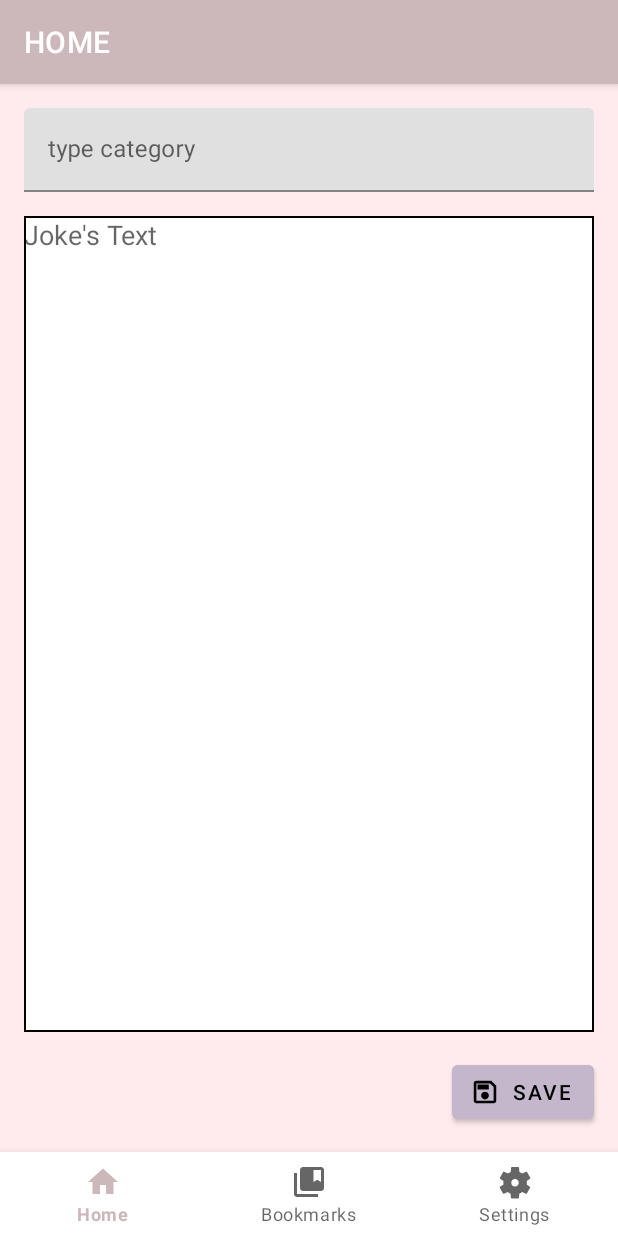
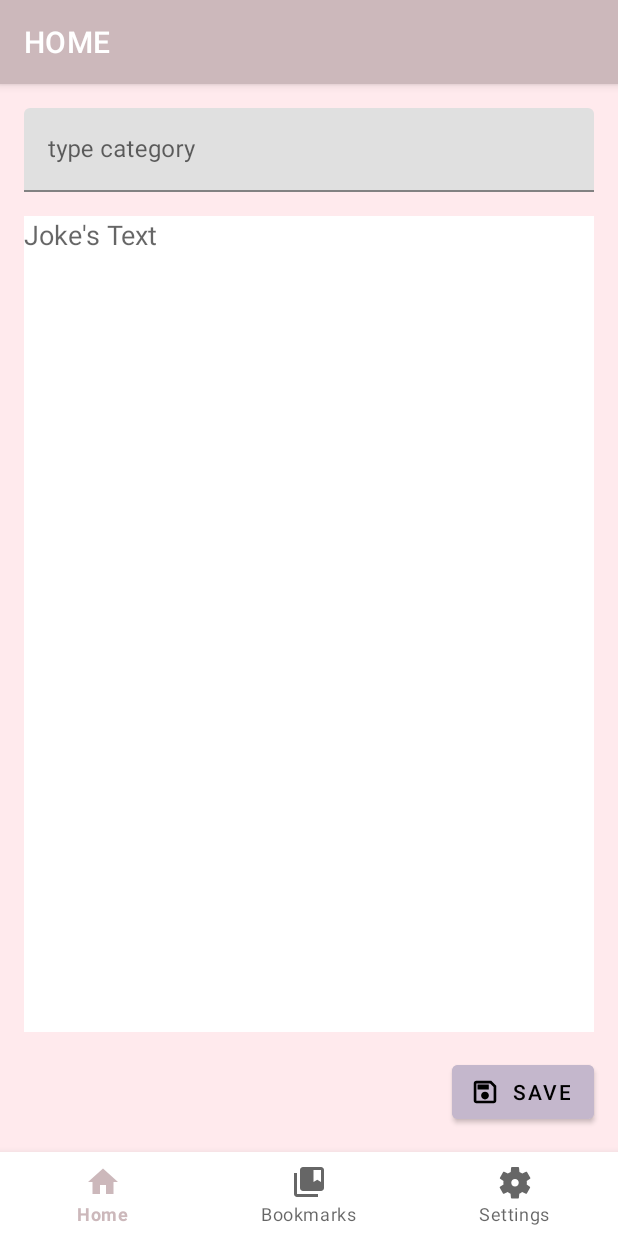
Before and after one commit to DmitryKucherenko/rs.android.final_task, an Android app: the fragment AddFragment placed in its activity, on a phone screen of 412 x 824 dp. Run offline under Robolectric (Android 15) with nearby library versions, the phone set to English and light mode, and no system bars; our stand-ins replace Dagger/Hilt's generated code, navigation-ui, paging; 3 statements that could not run were skipped.

Commit message:
fix: text color in add fragment for dark theme

```diff
--- a/app/src/main/res/layout/add_fragment.xml
+++ b/app/src/main/res/layout/add_fragment.xml
@@ -15,9 +15,9 @@
         android:layout_height="0dp"
         android:layout_marginHorizontal="16dp"
         android:layout_marginTop="16dp"
-
+        android:background="?attr/colorSecondaryVariant"
         android:layout_marginBottom="16dp"
-        android:background="@drawable/back"
+        android:textColor="@color/black"
         android:ems="10"
         android:gravity="start|top"
         android:hint="@string/joke_s_text"
```
